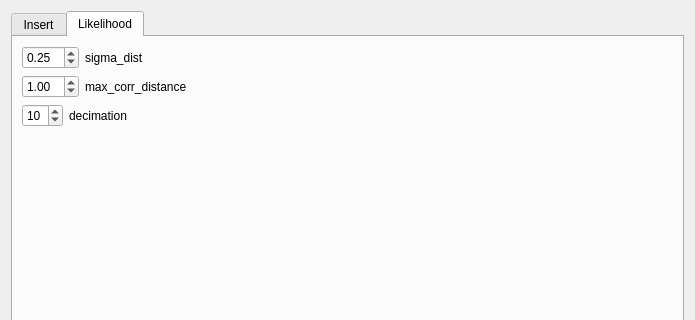
Old version of the form apps/robot-map-gui/gui/configWidget/CPointsConfig.ui in the repository MRPT/mrpt; both pictures show x 0 to 695 and y 0 to 320 of the 695 by 601 pixel window.
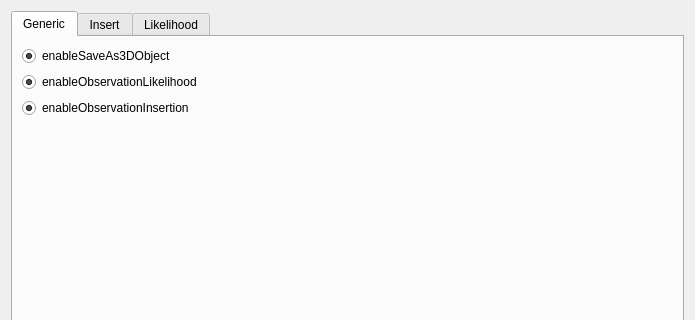
New version of the form. The open tabs and pages were chosen to show the change.

Commit message: robot-map-gui: added edit config for occupancy from gui

What changed in the file:
```diff
--- a/apps/robot-map-gui/gui/configWidget/CPointsConfig.ui
+++ b/apps/robot-map-gui/gui/configWidget/CPointsConfig.ui
@@ -19,6 +19,65 @@
      <property name="currentIndex">
       <number>1</number>
      </property>
+     <widget class="QWidget" name="generic">
+      <attribute name="title">
+       <string>Generic</string>
+      </attribute>
+      <layout class="QVBoxLayout" name="verticalLayout_4">
+       <item>
+        <widget class="QRadioButton" name="enableSaveAs3DObject">
+         <property name="text">
+          <string>enableSaveAs3DObject</string>
+         </property>
+         <property name="checked">
+          <bool>true</bool>
+         </property>
+         <property name="autoExclusive">
+          <bool>false</bool>
+         </property>
+        </widget>
+       </item>
+       <item>
+        <widget class="QRadioButton" name="enableObservationLikelihood">
+         <property name="text">
+          <string>enableObservationLikelihood</string>
+         </property>
+         <property name="checked">
+          <bool>true</bool>
+         </property>
+         <property name="autoExclusive">
+          <bool>false</bool>
+         </property>
+        </widget>
+       </item>
+       <item>
+        <widget class="QRadioButton" name="enableObservationInsertion">
+         <property name="text">
+          <string>enableObservationInsertion</string>
+         </property>
+         <property name="checked">
+          <bool>true</bool>
+         </property>
+         <property name="autoExclusive">
+          <bool>false</bool>
+         </property>
+        </widget>
+       </item>
+       <item>
+        <spacer name="verticalSpacer_3">
+         <property name="orientation">
+          <enum>Qt::Vertical</enum>
+         </property>
+         <property name="sizeHint" stdset="0">
+          <size>
+           <width>20</width>
+           <height>40</height>
+          </size>
+         </property>
+        </spacer>
+       </item>
+      </layout>
+     </widget>
      <widget class="QWidget" name="insert">
       <attribute name="title">
        <string>Insert</string>
```
Left out of the diff: 2 changed lines with no effect on the pictures. The commit also changes 15 other files.
